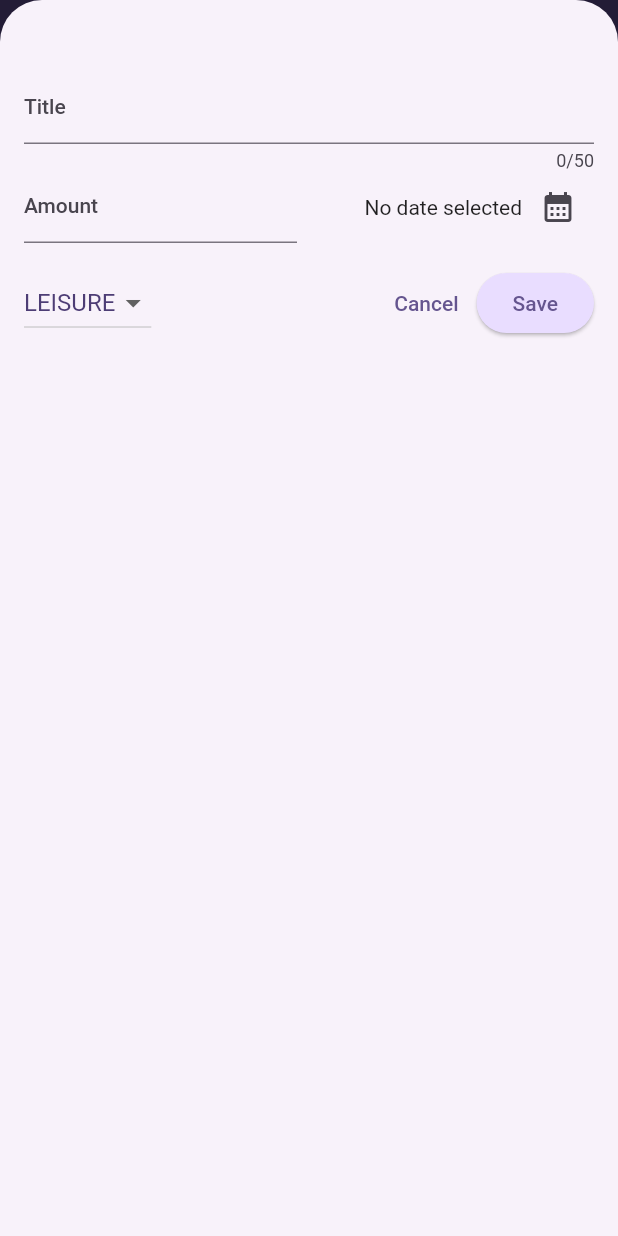
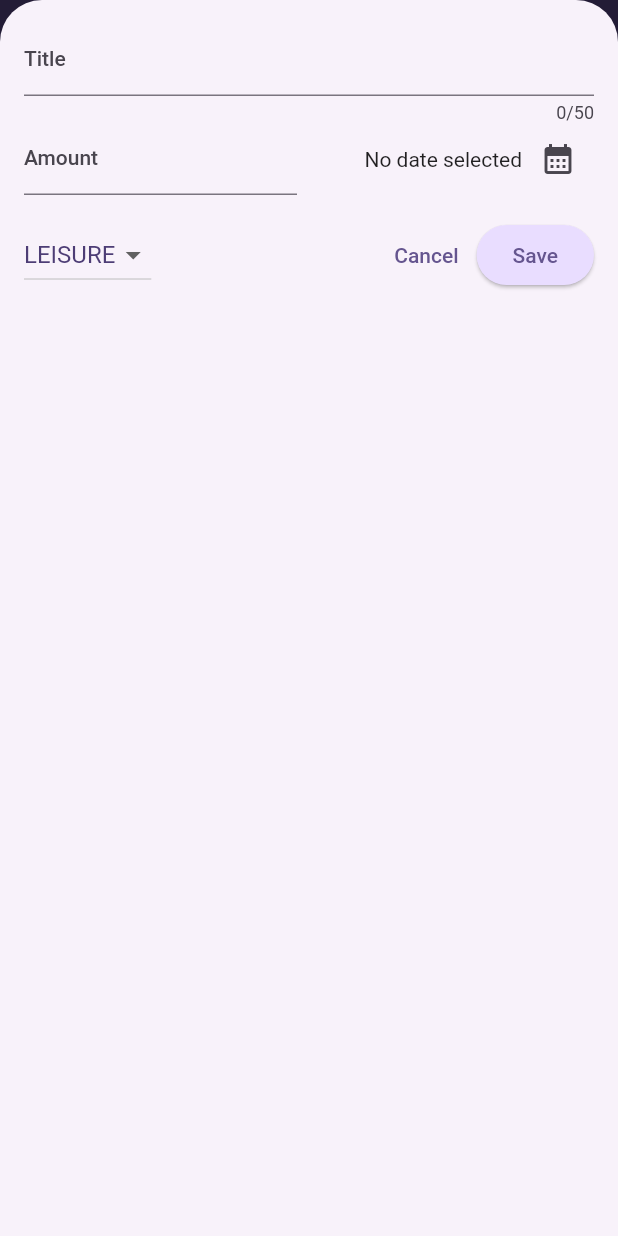
Before and after one commit to gorkemtopcu/flutter_expense_tracker_app, a Flutter app: the screen it shows after launch, after a tap on the "add" icon, on a phone screen of 412 x 824 dp. Run offline on Flutter 3.47's test engine with Material 2 defaults, Android fonts, the phone set to English and light mode, and no system bars.

Commit message:
responsiveness_tutorial

```diff
--- a/expense_tracker_app/lib/widgets/expenses.dart
+++ b/expense_tracker_app/lib/widgets/expenses.dart
@@ -27,6 +27,7 @@
 
   void _openAddExpenseOverlay() {
     showModalBottomSheet(
+      useSafeArea: true,
       isScrollControlled: true,
       context: context,
       builder: (ctx) => NewExpense(onAddExpense: _addExpense),
@@ -63,6 +64,7 @@
 
   @override
   Widget build(BuildContext context) {
+    final width = MediaQuery.of(context).size.width;
     return Scaffold(
       appBar: AppBar(
         title: const Text('Flutter ExpenseTracker'),
@@ -73,9 +75,23 @@
           ),
         ],
       ),
-      body: Column(
+      body: width < 600
+          ? Column(
               children: [
                 Chart(expenses: _registeredExpenses),
+                Expanded(
+                  child: ExpensesList(
+                    expenses: _registeredExpenses,
+                    onRemoveExpense: _removeExpense,
+                  ),
+                ),
+              ],
+            )
+          : Row(
+              children: [
+                Expanded(
+                  child: Chart(expenses: _registeredExpenses),
+                ),
                 Expanded(
                   child: ExpensesList(
                     expenses: _registeredExpenses,
--- a/expense_tracker_app/lib/widgets/new_expense.dart
+++ b/expense_tracker_app/lib/widgets/new_expense.dart
@@ -75,8 +75,15 @@
 
   @override
   Widget build(BuildContext context) {
-    return Padding(
-      padding: const EdgeInsets.fromLTRB(16, 48, 16, 16),
+    final keyboardSpace = MediaQuery.of(context).viewInsets.bottom;
+
+    // you can access width, height from constraints
+    return LayoutBuilder(builder: (ctx, constraints) {
+      return SizedBox(
+        height: double.infinity,
+        child: SingleChildScrollView(
+          child: Padding(
+            padding: EdgeInsets.fromLTRB(16, 16, 16, keyboardSpace + 16),
             child: Column(
               children: [
                 TextField(
@@ -121,7 +128,8 @@
                   children: [
                     DropdownButton(
                       value: _selectedCategory,
-                dropdownColor: Theme.of(context).colorScheme.primaryContainer,
+                      dropdownColor:
+                          Theme.of(context).colorScheme.primaryContainer,
                       items: Category.values
                           .map(
                             (category) => DropdownMenuItem(
@@ -155,6 +163,9 @@
                 )
               ],
             ),
+          ),
+        ),
       );
+    });
   }
 }
```
Lines whose indentation alone changed are shown as unchanged.
